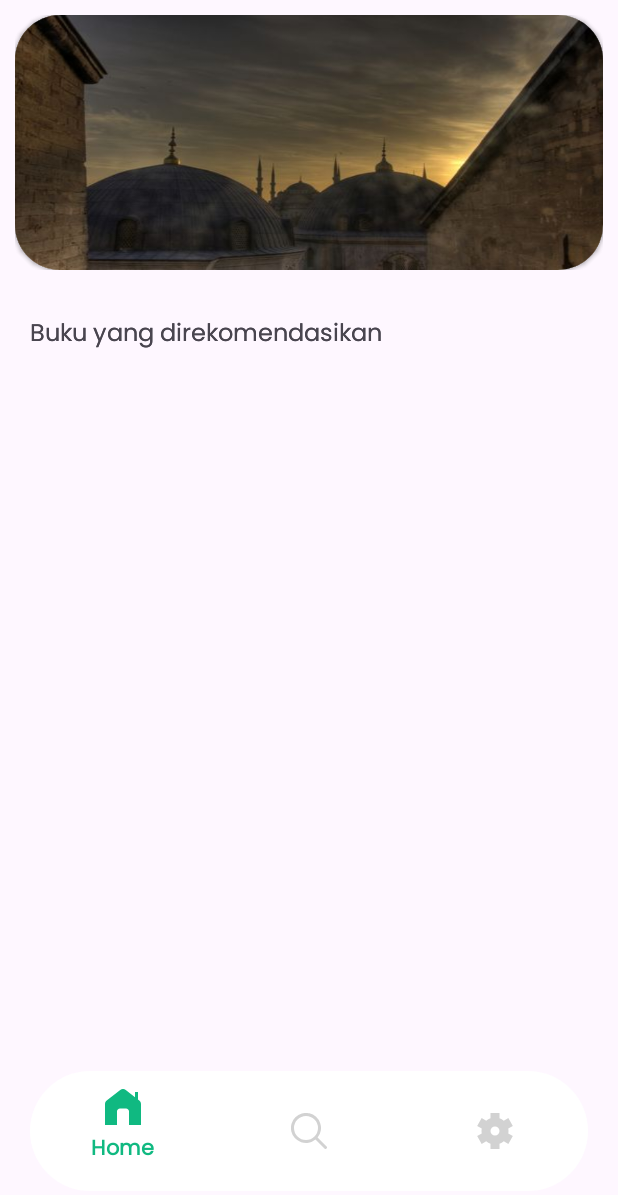
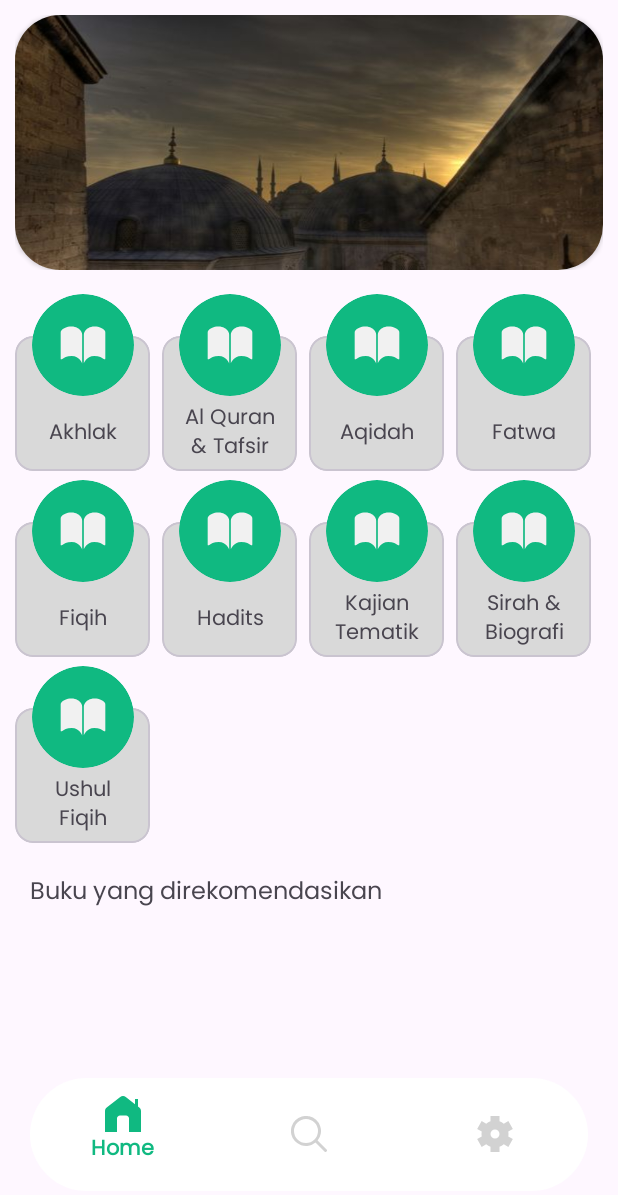
Before and after one commit to ridhogaa/Maktabah-YARSI, an Android app: the screen it shows after launch (MainActivity), on a phone screen of 412 x 824 dp. Shown: the top 1195 px of the screen. Run offline under Robolectric (Android 15) with nearby library versions, the phone set to English and light mode, and no system bars; our stand-ins replace CircleImageView, navigation-ui.

Commit message:
add:bottom-nav

```diff
--- a/app/src/main/java/com/maktabah/maktabahyarsi/ui/MainActivity.kt
+++ b/app/src/main/java/com/maktabah/maktabahyarsi/ui/MainActivity.kt
@@ -2,41 +2,59 @@ package com.maktabah.maktabahyarsi.ui
 
 import androidx.appcompat.app.AppCompatActivity
 import android.os.Bundle
+import android.view.View
 import androidx.fragment.app.Fragment
+import androidx.navigation.NavController
+import androidx.navigation.fragment.NavHostFragment
+import androidx.navigation.ui.AppBarConfiguration
+import androidx.navigation.ui.setupActionBarWithNavController
+import androidx.navigation.ui.setupWithNavController
 import com.maktabah.maktabahyarsi.R
 import com.maktabah.maktabahyarsi.databinding.ActivityMainBinding
+import com.maktabah.maktabahyarsi.databinding.FragmentSplashScreenBinding
 import com.maktabah.maktabahyarsi.ui.home.HomeFragment
 import com.maktabah.maktabahyarsi.ui.search.SearchFragment
 import com.maktabah.maktabahyarsi.ui.setting.SettingFragment
 
 class MainActivity : AppCompatActivity() {
 
-    private lateinit var binding: ActivityMainBinding
+    private var _binding: ActivityMainBinding? = null
+    private val binding get() = _binding!!
+    private lateinit var navController: NavController
     override fun onCreate(savedInstanceState: Bundle?) {
         super.onCreate(savedInstanceState)
-        binding = ActivityMainBinding.inflate(layoutInflater)
+        _binding = ActivityMainBinding.inflate(layoutInflater)
         setContentView(binding.root)
-        replaceFragment(HomeFragment())
 
-        binding.bottomNav.setOnItemReselectedListener {
-            when(it.itemId){
-                R.id.homeFragment -> replaceFragment(HomeFragment())
-                R.id.searchFragment-> replaceFragment(SearchFragment())
-                R.id.settingFragment-> replaceFragment(SettingFragment())
+        val navHostFragment = supportFragmentManager
+            .findFragmentById(R.id.fragmentContainerView) as NavHostFragment
 
-                else ->{
-
-                }
+        navController = navHostFragment.navController
+        binding.bottomNav.setupWithNavController(navController)
+        navController.addOnDestinationChangedListener { _, destination, _ ->
+            when (destination.id) {
+                R.id.homeFragment -> hideBottomNav(false)
+                R.id.searchFragment -> hideBottomNav(false)
+                R.id.settingFragment -> hideBottomNav(false)
+                else -> hideBottomNav(true)
             }
         }
-
     }
 
-    private fun replaceFragment(fragment : Fragment){
+    private fun hideBottomNav(hide: Boolean) {
+        if (hide) {
+            binding.bottomNav.visibility = View.GONE
+        } else {
+            binding.bottomNav.visibility = View.VISIBLE
+        }
+    }
 
-        val fragmentManager = supportFragmentManager
-        val fragmentTransaction = fragmentManager.beginTransaction()
-        fragmentTransaction.replace(R.id.frame_layout, fragment)
-        fragmentTransaction.commit()
+    override fun onSupportNavigateUp(): Boolean {
+        return navController.navigateUp() || super.onSupportNavigateUp()
+    }
+
+    override fun onDestroy() {
+        super.onDestroy()
+        _binding = null
     }
 }
--- a/app/src/main/java/com/maktabah/maktabahyarsi/ui/home/HomeFragment.kt
+++ b/app/src/main/java/com/maktabah/maktabahyarsi/ui/home/HomeFragment.kt
@@ -7,30 +7,34 @@ import androidx.fragment.app.Fragment
 import android.view.LayoutInflater
 import android.view.View
 import android.view.ViewGroup
+import androidx.fragment.app.viewModels
+import androidx.recyclerview.widget.GridLayoutManager
 import androidx.viewpager.widget.ViewPager
 import com.maktabah.maktabahyarsi.R
 import com.maktabah.maktabahyarsi.databinding.FragmentHomeBinding
+import com.maktabah.maktabahyarsi.databinding.FragmentSplashScreenBinding
+import com.maktabah.maktabahyarsi.ui.home.adapter.CategoryAdapter
 import com.maktabah.maktabahyarsi.ui.home.slider.SliderAdapter
+import com.maktabah.maktabahyarsi.ui.splashscreen.SplashScreenViewModel
+import com.maktabah.maktabahyarsi.utils.DataCategory
 
 class HomeFragment : Fragment() {
 
-    companion object {
-        fun newInstance() = HomeFragment()
+    private var _binding: FragmentHomeBinding? = null
+    private val binding get() = _binding!!
+    private val viewModel: HomeViewModel by viewModels()
+    lateinit var vpSlider: ViewPager
+
+    override fun onCreateView(
+        inflater: LayoutInflater, container: ViewGroup?, savedInstanceState: Bundle?
+    ): View {
+        _binding = FragmentHomeBinding.inflate(layoutInflater, container, false)
+        return binding.root
     }
 
-    private lateinit var viewModel: HomeViewModel
-    private lateinit var binding: FragmentHomeBinding
-    lateinit var vpSlider: ViewPager
 
-
-    @SuppressLint("MissingInflatedId")
-    override fun onCreateView(
-        inflater: LayoutInflater, container: ViewGroup?,
-        savedInstanceState: Bundle?
-    ): View? {
-        // Inflate the layout for this fragment
-        val view = inflater.inflate(R.layout.fragment_home, container, false)
-
+    override fun onViewCreated(view: View, savedInstanceState: Bundle?) {
+        super.onViewCreated(view, savedInstanceState)
         vpSlider = view.findViewById(R.id.viewPager)
 
         val arraySlider = ArrayList<Int>()
@@ -39,16 +43,16 @@ class HomeFragment : Fragment() {
 
         val sliderAdapter = SliderAdapter(arraySlider, requireActivity())
         vpSlider.adapter = sliderAdapter
-
-        return view
+        binding.rvCategory.apply {
+            adapter = CategoryAdapter(DataCategory.listDataCategory)
+            layoutManager = GridLayoutManager(requireContext(), 4)
+            setHasFixedSize(true)
+        }
     }
 
-
-    override fun onActivityCreated(savedInstanceState: Bundle?) {
-        super.onActivityCreated(savedInstanceState)
-        viewModel = ViewModelProvider(this).get(HomeViewModel::class.java)
-        // TODO: Use the ViewModel
-
+    override fun onDestroyView() {
+        super.onDestroyView()
+        _binding = null
     }
 
 }
--- /dev/null
+++ b/app/src/main/java/com/maktabah/maktabahyarsi/ui/home/adapter/CategoryAdapter.kt
@@ -0,0 +1,37 @@
+package com.maktabah.maktabahyarsi.ui.home.adapter
+
+import android.view.LayoutInflater
+import android.view.ViewGroup
+import androidx.recyclerview.widget.RecyclerView
+import com.maktabah.maktabahyarsi.databinding.ItemCategoryBinding
+
+
+class CategoryAdapter(
+    private val category: ArrayList<String>,
+) : RecyclerView.Adapter<CategoryAdapter.GridViewHolder>() {
+
+    override fun onCreateViewHolder(
+        parent: ViewGroup,
+        viewType: Int,
+    ): CategoryAdapter.GridViewHolder =
+        GridViewHolder(
+            ItemCategoryBinding.inflate(
+                LayoutInflater.from(parent.context),
+                parent,
+                false
+            )
+        )
+
+    override fun onBindViewHolder(holder: CategoryAdapter.GridViewHolder, position: Int) =
+        holder.bind(category[position])
+
+    override fun getItemCount(): Int = category.size
+
+    inner class GridViewHolder(private val binding: ItemCategoryBinding) :
+        RecyclerView.ViewHolder(binding.root) {
+        fun bind(category: String) {
+            binding.tvCategory.text = category
+        }
+    }
+
+}
--- a/app/src/main/java/com/maktabah/maktabahyarsi/ui/splashscreen/SplashScreenFragment.kt
+++ b/app/src/main/java/com/maktabah/maktabahyarsi/ui/splashscreen/SplashScreenFragment.kt
@@ -1,5 +1,6 @@
 package com.maktabah.maktabahyarsi.ui.splashscreen
 
+import android.annotation.SuppressLint
 import androidx.lifecycle.ViewModelProvider
 import android.os.Bundle
 import android.os.Handler
@@ -9,9 +10,12 @@ import android.view.View
 import android.view.ViewGroup
 import androidx.fragment.app.viewModels
 import androidx.lifecycle.lifecycleScope
+import androidx.navigation.findNavController
+import androidx.navigation.fragment.findNavController
 import com.maktabah.maktabahyarsi.R
 import com.maktabah.maktabahyarsi.databinding.FragmentSplashScreenBinding
 
+@SuppressLint("CustomSplashScreen")
 class SplashScreenFragment : Fragment() {
 
     private var _binding: FragmentSplashScreenBinding? = null
@@ -28,9 +32,7 @@ class SplashScreenFragment : Fragment() {
 
     private fun loadScreen() {
         Handler().postDelayed({
-            lifecycleScope.launchWhenCreated {
-
-            }
+            view?.findNavController()?.navigate(R.id.action_splashScreenFragment_to_homeFragment)
         }, 2000L)
     }
 
--- /dev/null
+++ b/app/src/main/java/com/maktabah/maktabahyarsi/utils/DataCategory.kt
@@ -0,0 +1,16 @@
+package com.maktabah.maktabahyarsi.utils
+
+
+object DataCategory {
+    val listDataCategory = arrayListOf(
+        "Akhlak",
+        "Al Quran & Tafsir",
+        "Aqidah",
+        "Fatwa",
+        "Fiqih",
+        "Hadits",
+        "Kajian Tematik",
+        "Sirah & Biografi",
+        "Ushul Fiqih"
+    )
+}
--- a/app/src/main/res/layout/activity_main.xml
+++ b/app/src/main/res/layout/activity_main.xml
@@ -19,17 +19,10 @@
         app:defaultNavHost="true"
         app:navGraph="@navigation/nav_main" />
 
-    <FrameLayout
-        android:id="@+id/frame_layout"
-        android:layout_width="match_parent"
-        android:layout_height="wrap_content"
-        />
-
     <com.google.android.material.bottomnavigation.BottomNavigationView
         android:id="@+id/bottom_nav"
-        style="@style/Widget.Material3.BottomNavigationView"
         android:layout_width="match_parent"
-        android:layout_height="wrap_content"
+        android:layout_height="75dp"
         android:layout_alignParentStart="true"
         android:layout_alignParentEnd="true"
         android:layout_alignParentBottom="true"
--- a/app/src/main/res/layout/item_category.xml
+++ b/app/src/main/res/layout/item_category.xml
@@ -7,21 +7,19 @@
 
     <com.google.android.material.card.MaterialCardView
         android:id="@+id/card_view"
-        android:layout_width="70dp"
-        android:layout_height="70dp"
-        android:layout_marginStart="8dp"
-        android:layout_marginTop="26dp"
-        android:layout_marginEnd="8dp"
-        android:layout_marginBottom="12dp"
+        android:layout_width="90dp"
+        android:layout_height="90dp"
         android:backgroundTint="@color/grey_category"
         app:cardCornerRadius="12dp"
+        android:layout_marginTop="34dp"
+        app:layout_constraintEnd_toEndOf="parent"
         app:layout_constraintStart_toStartOf="parent"
         app:layout_constraintTop_toTopOf="parent" />
 
     <de.hdodenhof.circleimageview.CircleImageView
         android:id="@+id/img_book"
-        android:layout_width="58dp"
-        android:layout_height="58dp"
+        android:layout_width="68dp"
+        android:layout_height="68dp"
         android:layout_marginBottom="-40dp"
         android:src="@drawable/book_category"
         app:layout_constraintBottom_toTopOf="@id/card_view"
--- a/app/src/main/res/navigation/nav_main.xml
+++ b/app/src/main/res/navigation/nav_main.xml
@@ -9,7 +9,11 @@
         android:id="@+id/splashScreenFragment"
         android:name="com.maktabah.maktabahyarsi.ui.splashscreen.SplashScreenFragment"
         android:label="fragment_splash_screen"
-        tools:layout="@layout/fragment_splash_screen" />
+        tools:layout="@layout/fragment_splash_screen" >
+        <action
+            android:id="@+id/action_splashScreenFragment_to_homeFragment"
+            app:destination="@id/homeFragment" />
+    </fragment>
     <fragment
         android:id="@+id/homeFragment"
         android:name="com.maktabah.maktabahyarsi.ui.home.HomeFragment"
@@ -20,4 +24,9 @@
         android:name="com.maktabah.maktabahyarsi.ui.search.SearchFragment"
         android:label="fragment_search"
         tools:layout="@layout/fragment_search" />
+    <fragment
+        android:id="@+id/settingFragment"
+        android:name="com.maktabah.maktabahyarsi.ui.setting.SettingFragment"
+        android:label="fragment_setting"
+        tools:layout="@layout/fragment_setting" />
 </navigation>
```
